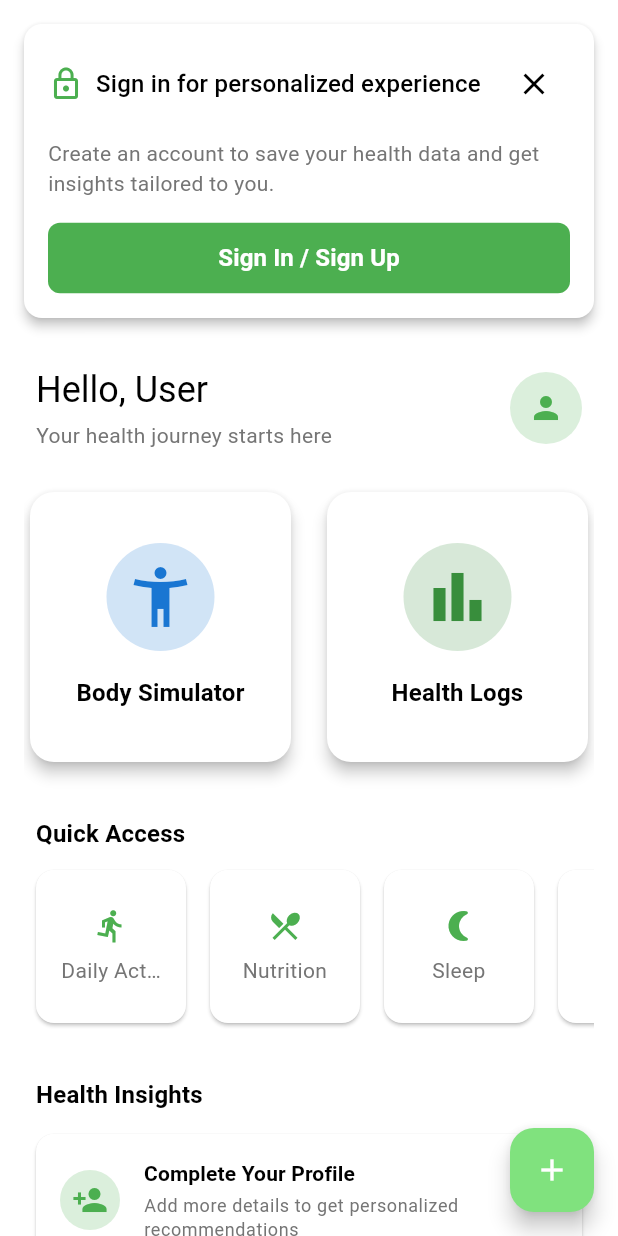
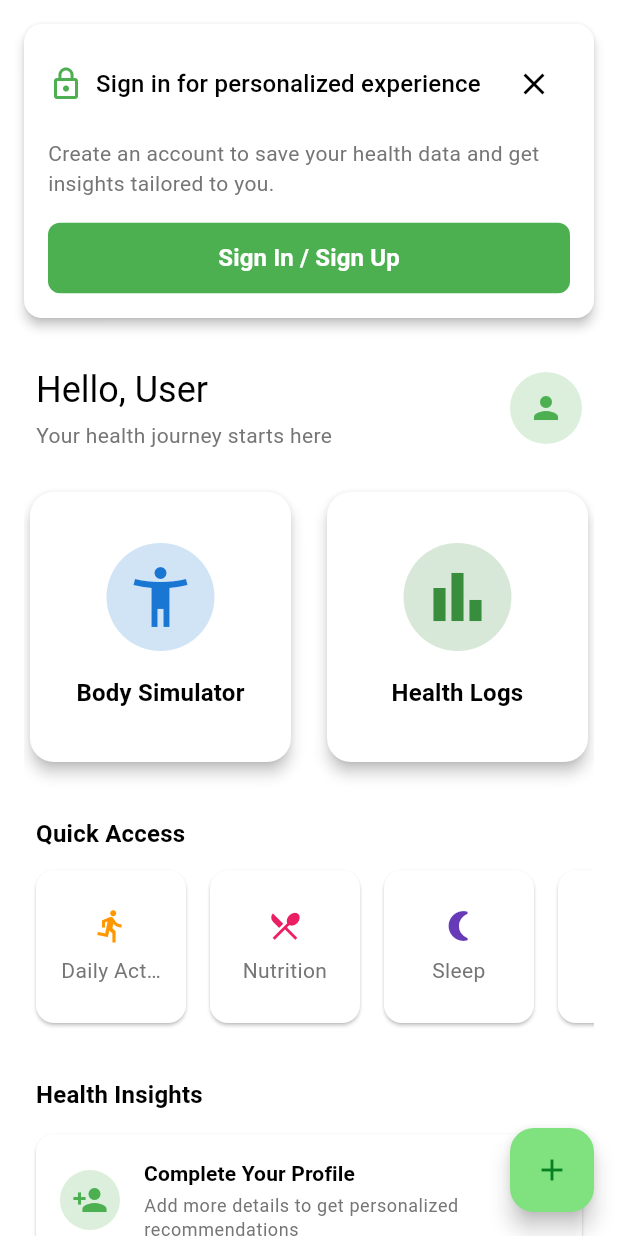
Before and after one commit to abc-medes/ate-flutter, a Flutter app: the screen it shows after launch, on a phone screen of 412 x 824 dp. Run offline on Flutter 3.47's test engine with Material 3 defaults, Android fonts, the phone set to English and light mode, and no system bars; our stand-ins replace flutter_dotenv, flutter_riverpod, go_router, shared_preferences, supabase_flutter; accounts and stored records are empty.

Commit message:
[REFACTOR] Implement semantic color system with feature-specific colors

```diff
--- a/lib/core/theme/app_theme.dart
+++ b/lib/core/theme/app_theme.dart
@@ -13,6 +13,19 @@ class AppColors {
   static const secondary = Color(0xFF03A9F4); // Sky blue for freshness
   static const secondaryLight = Color(0xFF67DAFF);
   static const secondaryDark = Color(0xFF007AC1);
+
+  // Tertiary Colors (for additional accent and UI elements)
+  static const tertiary = Color(0xFF1976D2); // Deep blue
+  static const tertiaryLight = Color(0xFF63A4FF);
+  static const tertiaryDark = Color(0xFF004BA0);
+
+  // Additional UI colors
+  static const bodySimulator = Color(0xFF1976D2); // Blue for body simulator
+  static const healthLogs = Color(0xFF388E3C); // Green for health logs
+  static const activity = Color(0xFFFF9800); // Orange for activity
+  static const nutrition = Color(0xFFE91E63); // Pink for nutrition
+  static const sleep = Color(0xFF673AB7); // Purple for sleep
+  static const mood = Color(0xFFFFEB3B); // Yellow for mood tracking
 
   // Neutral Colors
   static const background = Color(0xFFF5F5F5);
@@ -37,8 +50,13 @@ class AppTheme {
       colorScheme: const ColorScheme.light(
         primary: AppColors.primary,
         primaryContainer: AppColors.primaryLight,
+        onPrimaryContainer: AppColors.primaryDark,
         secondary: AppColors.secondary,
         secondaryContainer: AppColors.secondaryLight,
+        onSecondaryContainer: AppColors.secondaryDark,
+        tertiary: AppColors.tertiary,
+        tertiaryContainer: AppColors.tertiaryLight,
+        onTertiaryContainer: AppColors.tertiaryDark,
         surface: AppColors.surface,
         background: AppColors.background,
         error: AppColors.error,
@@ -143,8 +161,13 @@ class AppTheme {
       colorScheme: const ColorScheme.dark(
         primary: AppColors.primaryLight,
         primaryContainer: AppColors.primary,
+        onPrimaryContainer: AppColors.primaryLight,
         secondary: AppColors.secondaryLight,
         secondaryContainer: AppColors.secondary,
+        onSecondaryContainer: AppColors.secondaryLight,
+        tertiary: AppColors.tertiaryLight,
+        tertiaryContainer: AppColors.tertiary,
+        onTertiaryContainer: AppColors.tertiaryLight,
         surface: Color(0xFF1E1E1E),
         background: Color(0xFF121212),
         error: AppColors.error,
--- a/lib/features/home/views/screens/home_view.dart
+++ b/lib/features/home/views/screens/home_view.dart
@@ -2,6 +2,7 @@ import 'package:flutter/material.dart';
 import 'package:flutter_riverpod/flutter_riverpod.dart';
 import 'package:go_router/go_router.dart';
 import 'package:ate_project/core/services/auth_service.dart';
+import 'package:ate_project/core/theme/app_theme.dart';
 
 class HomeView extends ConsumerStatefulWidget {
   const HomeView({super.key});
@@ -93,7 +94,7 @@ class _HomeViewState extends ConsumerState<HomeView> {
                             child: NavigationCard(
                               title: 'Body Simulator',
                               icon: Icons.accessibility_new,
-                              color: Colors.blue[700]!,
+                              color: AppColors.bodySimulator,
                               onTap: () => context.push('/body-simulator'),
                             ),
                           ),
@@ -102,7 +103,7 @@ class _HomeViewState extends ConsumerState<HomeView> {
                             child: NavigationCard(
                               title: 'Health Logs',
                               icon: Icons.bar_chart,
-                              color: Colors.green[700]!,
+                              color: AppColors.healthLogs,
                               onTap: () => context.push('/health-logs'),
                             ),
                           ),
@@ -137,21 +138,25 @@ class _HomeViewState extends ConsumerState<HomeView> {
                             QuickAccessCard(
                               title: 'Daily Activity',
                               icon: Icons.directions_run,
+                              color: AppColors.activity,
                               onTap: () => context.push('/activity'),
                             ),
                             QuickAccessCard(
                               title: 'Nutrition',
                               icon: Icons.restaurant_menu,
+                              color: AppColors.nutrition,
                               onTap: () => context.push('/nutrition'),
                             ),
                             QuickAccessCard(
                               title: 'Sleep',
                               icon: Icons.nightlight_round,
+                              color: AppColors.sleep,
                               onTap: () => context.push('/sleep'),
                             ),
                             QuickAccessCard(
                               title: 'Mood',
                               icon: Icons.mood,
+                              color: AppColors.mood,
                               onTap: () => context.push('/mood'),
                             ),
                           ],
@@ -390,12 +395,14 @@ class NavigationCard extends StatelessWidget {
 class QuickAccessCard extends StatelessWidget {
   final String title;
   final IconData icon;
+  final Color color;
   final VoidCallback onTap;
 
   const QuickAccessCard({
     Key? key,
     required this.title,
     required this.icon,
+    required this.color,
     required this.onTap,
   }) : super(key: key);
 
@@ -417,7 +424,7 @@ class QuickAccessCard extends StatelessWidget {
             children: [
               Icon(
                 icon,
-                color: Theme.of(context).colorScheme.primary,
+                color: color,
               ),
               const SizedBox(height: 8),
               Text(
```
